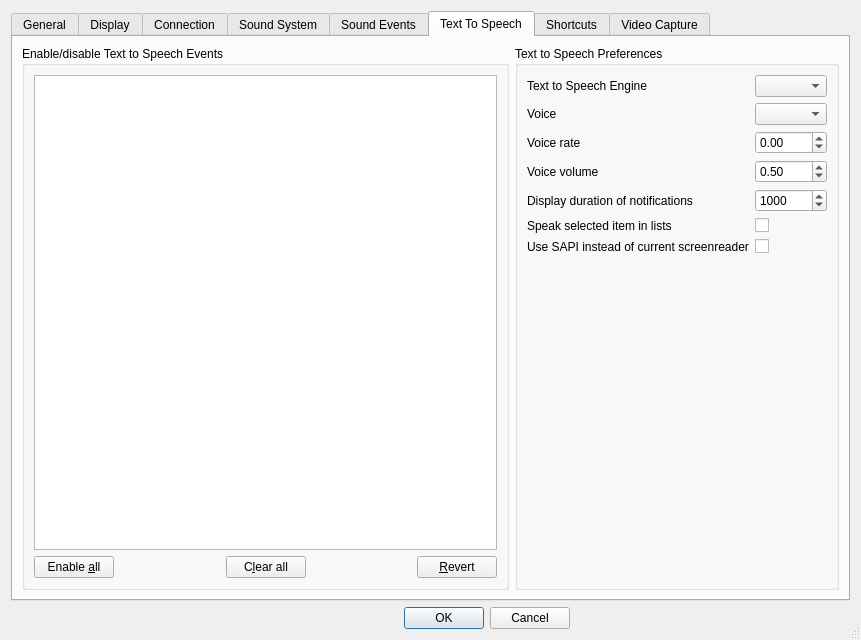
This is Client/qtTeamTalk/preferences.ui in BearWare/TeamTalk5 as Qt 5 draws it before an edit. The edited form follows.
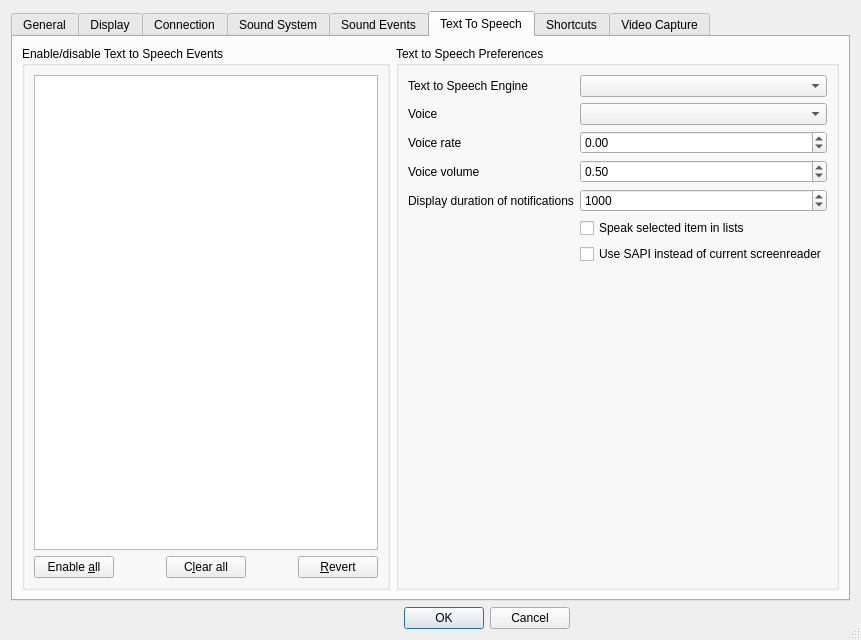
This is the edited form. The open tabs and pages were chosen to show the change. Icons and pictures are not drawn. Custom widgets are drawn as their Qt base class.

Commit message: Put text directly on QCheckBox

Diff of the .ui file:
```diff
--- a/Client/qtTeamTalk/preferences.ui
+++ b/Client/qtTeamTalk/preferences.ui
@@ -2158,31 +2158,19 @@
             </property>
            </widget>
           </item>
-          <item row="5" column="0">
-           <widget class="QLabel" name="label_speakLists">
-            <property name="text">
-             <string>Speak selected item in lists</string>
-            </property>
-            <property name="buddy">
-             <cstring>speakListsChkBox</cstring>
-            </property>
-           </widget>
-          </item>
           <item row="5" column="1">
-           <widget class="QCheckBox" name="speakListsChkBox"/>
-          </item>
-          <item row="6" column="0">
-           <widget class="QLabel" name="label_forceSapi">
+           <widget class="QCheckBox" name="speakListsChkBox">
             <property name="text">
-             <string>Use SAPI instead of current screenreader</string>
-            </property>
-            <property name="buddy">
-             <cstring>forceSapiChkBox</cstring>
+             <string>Speak selected item in lists</string>
             </property>
            </widget>
           </item>
           <item row="6" column="1">
-           <widget class="QCheckBox" name="forceSapiChkBox"/>
+           <widget class="QCheckBox" name="forceSapiChkBox">
+            <property name="text">
+             <string>Use SAPI instead of current screenreader</string>
+            </property>
+           </widget>
           </item>
          </layout>
         </widget>
```
The commit also changes 1 other file.
